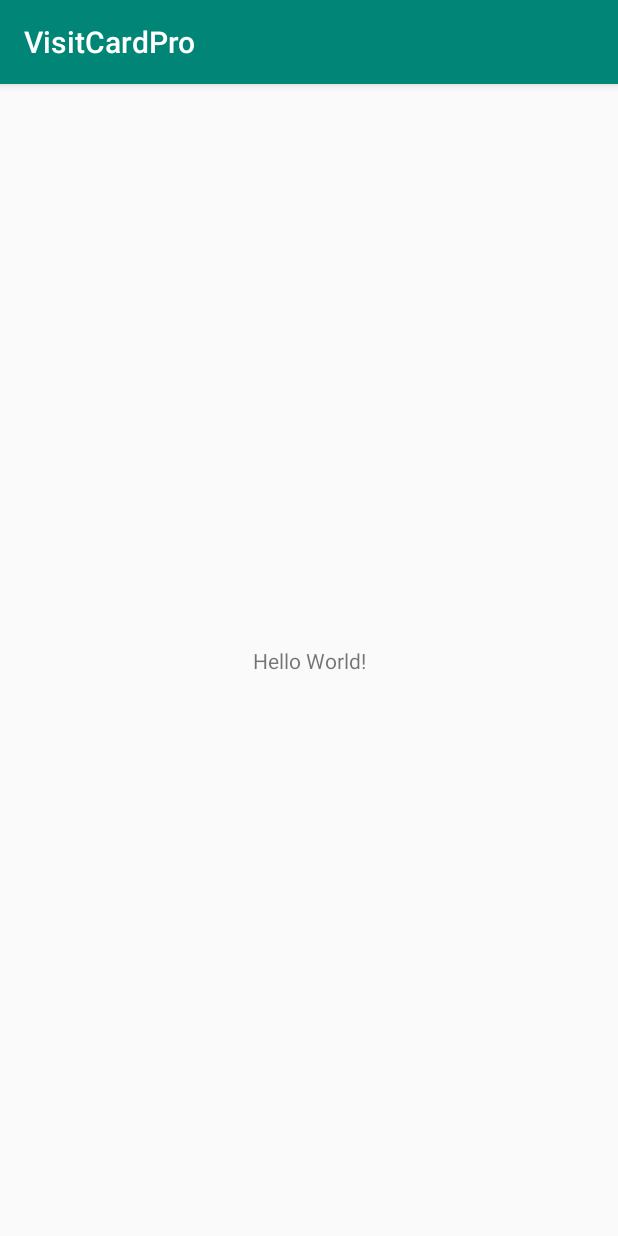
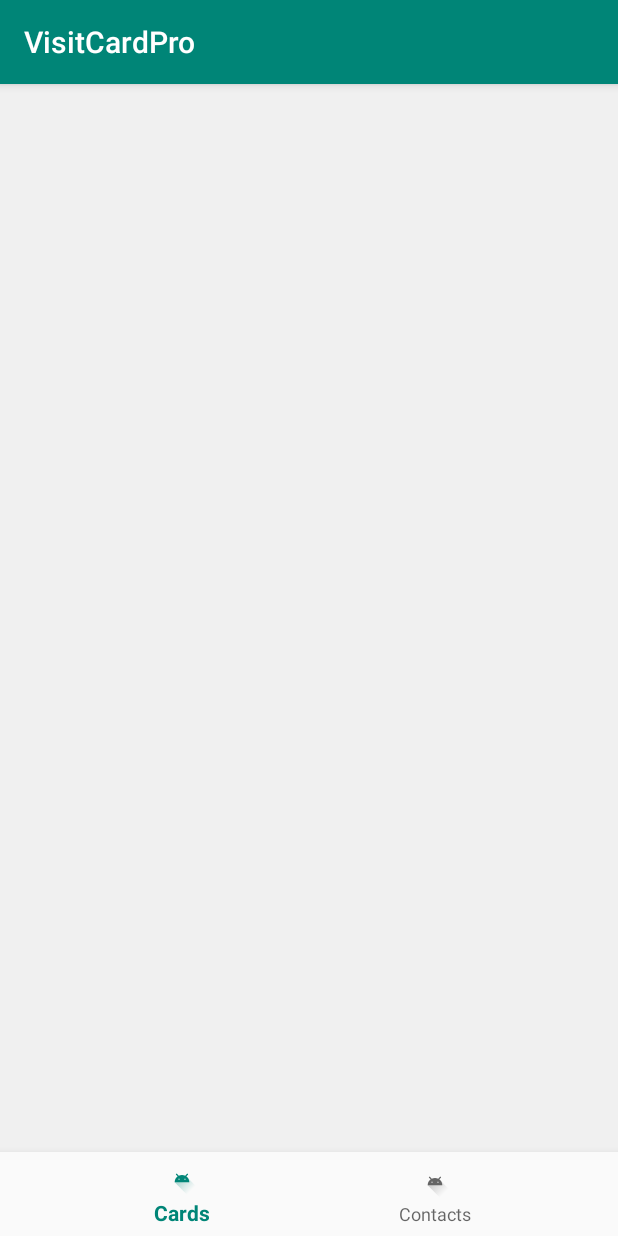
Before and after one commit to B0berman/VisitCardPro, an Android app: the MainActivity screen opened directly, with no data from a screen before it, on a phone screen of 412 x 824 dp. Run offline under Robolectric (Android 15) with nearby library versions, the phone set to English and light mode, and no system bars.

Commit message:
kotlin project - card/contact fragments

```diff
--- /dev/null
+++ b/VisitCardProKotlin/app/src/main/java/com/visitcardpro/api/adapters/MainPagerAdapter.kt
@@ -0,0 +1,26 @@
+package com.visitcardpro.api.adapters
+
+import android.support.v4.app.Fragment
+import android.support.v4.app.FragmentManager
+import android.support.v4.app.FragmentStatePagerAdapter
+import com.visitcardpro.views.CardFragment
+import com.visitcardpro.views.ContactFragment
+import java.util.ArrayList
+
+class MainPagerAdapter(fm: FragmentManager) : FragmentStatePagerAdapter(fm) {
+
+    private var fragments: ArrayList<Fragment> = object : ArrayList<Fragment>() {
+        init {
+            add(CardFragment())
+            add(ContactFragment())
+        }
+    }
+
+    override fun getItem(position: Int): Fragment {
+        return fragments[position]
+    }
+
+    override fun getCount(): Int {
+        return fragments.size
+    }
+}
--- a/VisitCardProKotlin/app/src/main/java/com/visitcardpro/viewmodels/LoginViewModel.kt
+++ b/VisitCardProKotlin/app/src/main/java/com/visitcardpro/viewmodels/LoginViewModel.kt
@@ -40,7 +40,6 @@ class LoginViewModel(var loginActivity: LoginActivity): ViewModel() {
                 }
 
                 override fun onFailure(call: Call<ResponseBody>, t: Throwable) {
-                    onConnected()
 //                    error("KO")
                 }
             })
@@ -74,7 +73,9 @@ class LoginViewModel(var loginActivity: LoginActivity): ViewModel() {
         loginActivity.startActivity(launchNextActivity)    }
 
     fun getLoginButtonListener() =  View.OnClickListener {
-        attemptLogin()
+
+        onConnected()
+        //attemptLogin()
     }
 
     fun getPasswordEditorActionListener() = TextView.OnEditorActionListener { _, id, _ ->
--- /dev/null
+++ b/VisitCardProKotlin/app/src/main/java/com/visitcardpro/views/CardFragment.kt
@@ -0,0 +1,24 @@
+package com.visitcardpro.views
+
+import android.os.Bundle
+import android.support.v4.app.Fragment
+import android.view.LayoutInflater
+import android.view.View
+import android.view.ViewGroup
+import com.visitcardpro.R
+
+
+class CardFragment: Fragment() {
+    override fun onCreate(savedInstanceState: Bundle?) {
+        super.onCreate(savedInstanceState)
+    }
+
+    override fun onViewCreated(view: View, savedInstanceState: Bundle?) {
+        super.onViewCreated(view, savedInstanceState)
+
+    }
+
+    override fun onCreateView(inflater: LayoutInflater, container: ViewGroup?, savedInstanceState: Bundle?): View? {
+        return inflater?.inflate(R.layout.fragment_card, container, false)
+    }
+}
--- /dev/null
+++ b/VisitCardProKotlin/app/src/main/java/com/visitcardpro/views/ContactFragment.kt
@@ -0,0 +1,27 @@
+package com.visitcardpro.views
+
+import android.os.Bundle
+import android.support.v4.app.Fragment
+import android.view.LayoutInflater
+import android.view.View
+import android.view.ViewGroup
+import com.visitcardpro.R
+
+
+class ContactFragment: Fragment() {
+
+
+
+    override fun onCreate(savedInstanceState: Bundle?) {
+        super.onCreate(savedInstanceState)
+    }
+
+    override fun onViewCreated(view: View, savedInstanceState: Bundle?) {
+        super.onViewCreated(view, savedInstanceState)
+
+    }
+
+    override fun onCreateView(inflater: LayoutInflater, container: ViewGroup?, savedInstanceState: Bundle?): View? {
+        return inflater?.inflate(R.layout.fragment_contact, container, false)
+    }
+}
--- a/VisitCardProKotlin/app/src/main/java/com/visitcardpro/views/MainActivity.kt
+++ b/VisitCardProKotlin/app/src/main/java/com/visitcardpro/views/MainActivity.kt
@@ -2,15 +2,62 @@ package com.visitcardpro.views
 
 import android.support.v7.app.AppCompatActivity
 import android.os.Bundle
+import android.support.design.widget.BottomNavigationView
+import android.support.v4.view.ViewPager
+import android.view.MenuItem
+import com.visitcardpro.api.adapters.MainPagerAdapter
 import com.visitcardpro.R
 
 
 
 class MainActivity : AppCompatActivity() {
+    private var prevMenuItem: MenuItem? = null
+    private lateinit var mNavigationView: BottomNavigationView
+    private lateinit var viewPager: ViewPager
+    private val mOnNavigationItemSelectedListener = BottomNavigationView.OnNavigationItemSelectedListener { item ->
+            when (item.itemId) {
+                R.id.navigation_card -> {
+                    viewPager.currentItem = 0
+                    return@OnNavigationItemSelectedListener true
+                }
+                R.id.navigation_contact -> {
+                    viewPager.currentItem = 1
+                    return@OnNavigationItemSelectedListener true
+                }
+
+            }
+            false
+        }
+    private val mPageChangeListener = object : ViewPager.OnPageChangeListener {
+        override fun onPageScrolled(position: Int, positionOffset: Float, positionOffsetPixels: Int) {
+
+        }
+        override fun onPageScrollStateChanged(state: Int) {
+
+        }
+
+        override fun onPageSelected(position: Int) {
+            if (prevMenuItem != null) {
+                prevMenuItem!!.isChecked = false
+            } else {
+                mNavigationView.menu.getItem(0).isChecked = false
+            }
+
+            mNavigationView.menu.getItem(position).isChecked = true
+            prevMenuItem = mNavigationView.menu.getItem(position)
+        }
+
+    }
 
     override fun onCreate(savedInstanceState: Bundle?) {
         super.onCreate(savedInstanceState)
         setContentView(R.layout.activity_main)
 
+        mNavigationView = findViewById(R.id.navigation)
+        viewPager = findViewById(R.id.viewpager)
+
+        mNavigationView.setOnNavigationItemSelectedListener(mOnNavigationItemSelectedListener)
+        viewPager.addOnPageChangeListener(mPageChangeListener)
+        viewPager.adapter = MainPagerAdapter(supportFragmentManager)
     }
 }
--- a/VisitCardProKotlin/app/src/main/res/layout/activity_main.xml
+++ b/VisitCardProKotlin/app/src/main/res/layout/activity_main.xml
@@ -1,19 +1,30 @@
 <?xml version="1.0" encoding="utf-8"?>
-<android.support.constraint.ConstraintLayout
+<android.support.design.widget.CoordinatorLayout
         xmlns:android="http://schemas.android.com/apk/res/android"
+        xmlns:app="http://schemas.android.com/apk/res-auto"
         xmlns:tools="http://schemas.android.com/tools"
-        xmlns:app="http://schemas.android.com/apk/res-auto"
+        android:id="@+id/container"
         android:layout_width="match_parent"
         android:layout_height="match_parent"
+        android:orientation="vertical"
+        android:fitsSystemWindows="true"
         tools:context=".views.MainActivity">
 
-    <TextView
-            android:layout_width="wrap_content"
+
+
+    <android.support.v4.view.ViewPager
+            android:id="@+id/viewpager"
+            android:layout_width="match_parent"
+            android:layout_height="match_parent"
+            android:layout_marginBottom="55dp"
+            android:layout_alignParentTop="true"
+            app:layout_behavior="@string/appbar_scrolling_view_behavior" />
+    <android.support.design.widget.BottomNavigationView
+            android:id="@+id/navigation"
+            android:layout_width="match_parent"
             android:layout_height="wrap_content"
-            android:text="Hello World!"
-            app:layout_constraintBottom_toBottomOf="parent"
-            app:layout_constraintLeft_toLeftOf="parent"
-            app:layout_constraintRight_toRightOf="parent"
-            app:layout_constraintTop_toTopOf="parent"/>
-
-</android.support.constraint.ConstraintLayout>
+            android:layout_gravity="bottom"
+            android:background="?android:attr/windowBackground"
+            app:menu="@menu/navigation"
+    />
+</android.support.design.widget.CoordinatorLayout>
--- /dev/null
+++ b/VisitCardProKotlin/app/src/main/res/layout/fragment_card.xml
@@ -0,0 +1,15 @@
+<?xml version="1.0" encoding="utf-8"?>
+<LinearLayout xmlns:android="http://schemas.android.com/apk/res/android"
+              android:id="@+id/fragment_card"
+              android:orientation="vertical"
+              android:layout_width="match_parent"
+              android:layout_height="match_parent">
+
+    <android.support.v7.widget.RecyclerView
+            android:layout_width="match_parent"
+            android:layout_height="match_parent"
+            android:clickable="true"
+            android:orientation="vertical"
+            android:id="@+id/cardRecyclerView"
+            android:background="@color/colorBackground"/>
+</LinearLayout>
--- /dev/null
+++ b/VisitCardProKotlin/app/src/main/res/menu/navigation.xml
@@ -0,0 +1,14 @@
+<?xml version="1.0" encoding="utf-8"?>
+<menu xmlns:android="http://schemas.android.com/apk/res/android">
+
+    <item
+        android:id="@+id/navigation_card"
+        android:icon="@drawable/ic_launcher_foreground"
+        android:title="@string/title_card" />
+
+    <item
+        android:id="@+id/navigation_contact"
+        android:icon="@drawable/ic_launcher_foreground"
+        android:title="@string/title_contact" />
+
+</menu>
--- a/VisitCardProKotlin/app/src/main/res/values/colors.xml
+++ b/VisitCardProKotlin/app/src/main/res/values/colors.xml
@@ -3,4 +3,6 @@
     <color name="colorPrimary">#008577</color>
     <color name="colorPrimaryDark">#00574B</color>
     <color name="colorAccent">#D81B60</color>
+    <color name="colorBackground">#F0F0F0</color>
+    <color name="colorWhite">#FFFFFF</color>
 </resources>
--- a/VisitCardProKotlin/app/src/main/res/values/strings.xml
+++ b/VisitCardProKotlin/app/src/main/res/values/strings.xml
@@ -3,4 +3,7 @@
     <string name="error_invalid_password">Invalid password</string>
     <string name="error_field_required">Required field</string>
     <string name="error_invalid_email">Invalid email</string>
+    <string name="title_contact">Contacts</string>
+    <string name="title_card">Cards</string>
+    <string name="email_title">Email</string>
 </resources>
```
Also changed, not shown: VisitCardProKotlin/app/src/main/java/com/visitcardpro/api/Client.kt (+13 -2 lines), VisitCardProKotlin/app/src/main/res/layout/fragment_contact.xml (added, +15 -0 lines), VisitCardProKotlin/app/src/main/res/layout/item_card.xml (added, +22 -0 lines).
